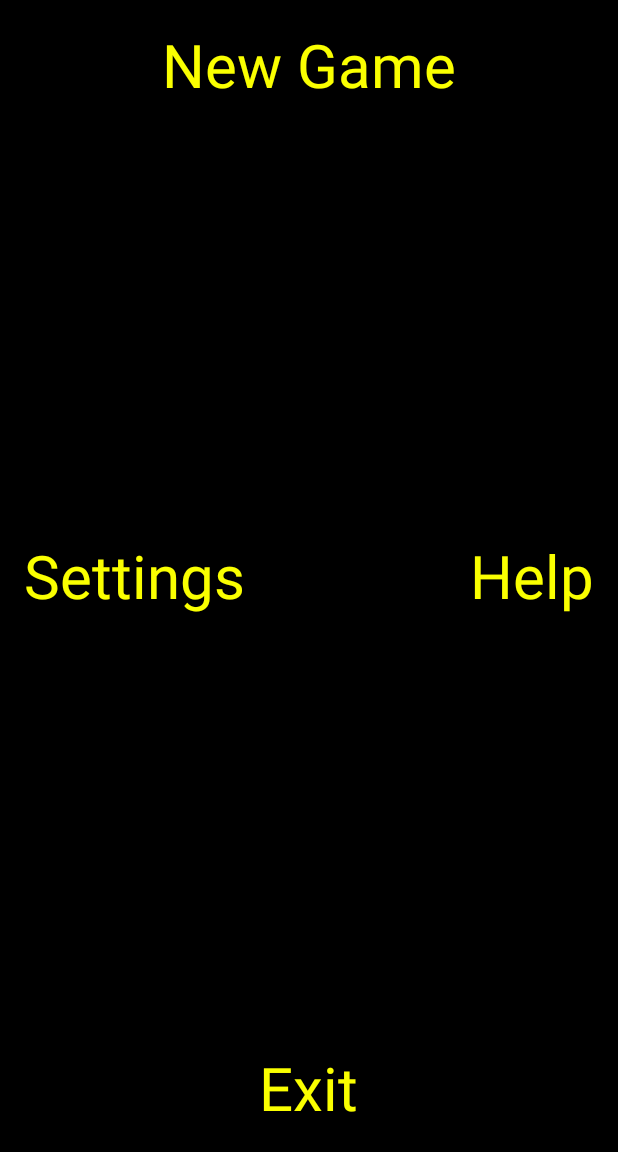
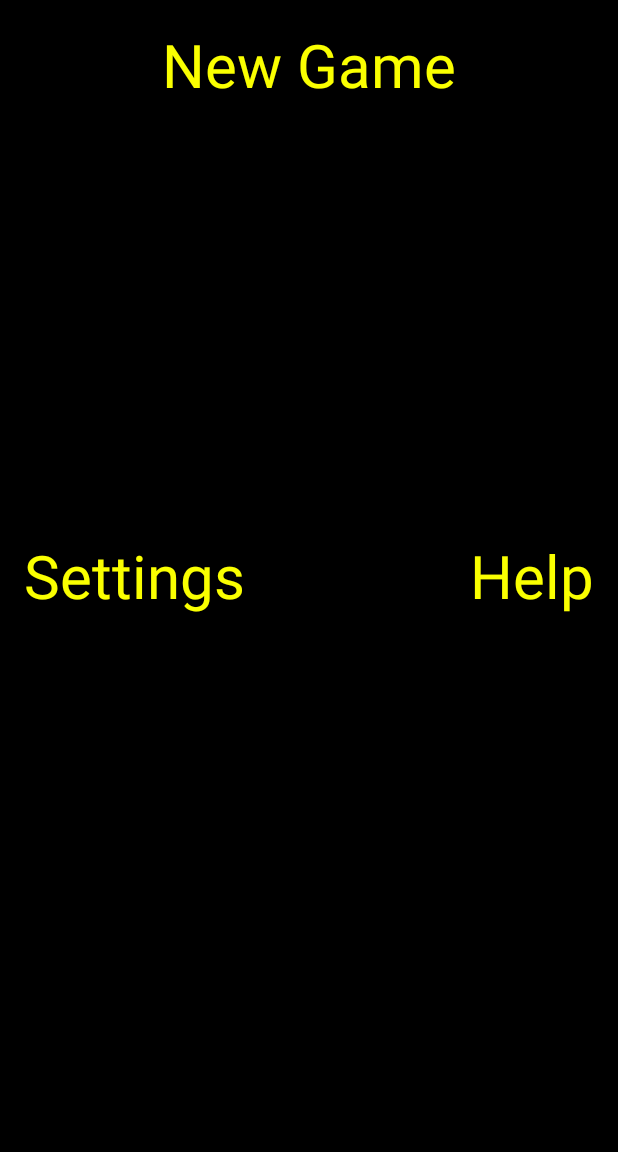
Before and after one commit to RedMajkel/MemoryForBlind, an Android app: the screen it shows after launch (MainMenuActivity), on a phone screen of 412 x 824 dp, the part 84-1236 px from its top. Run offline under Robolectric (Android 15) with nearby library versions, the phone set to English and light mode, and no system bars; our stand-ins replace ButterKnife.

Commit message:
main menu fix

```diff
--- a/app/src/main/res/layout/activity_main_menu.xml
+++ b/app/src/main/res/layout/activity_main_menu.xml
@@ -42,14 +42,4 @@
         android:id="@+id/right"
         android:textSize="40sp"
         android:textColor="#faff00" />
-
-    <TextView
-        android:text="@string/exit"
-        android:layout_width="wrap_content"
-        android:layout_height="wrap_content"
-        android:id="@+id/bottom"
-        android:layout_alignParentBottom="true"
-        android:layout_centerHorizontal="true"
-        android:textSize="40sp"
-        android:textColor="#faff00" />
 </RelativeLayout>
```
